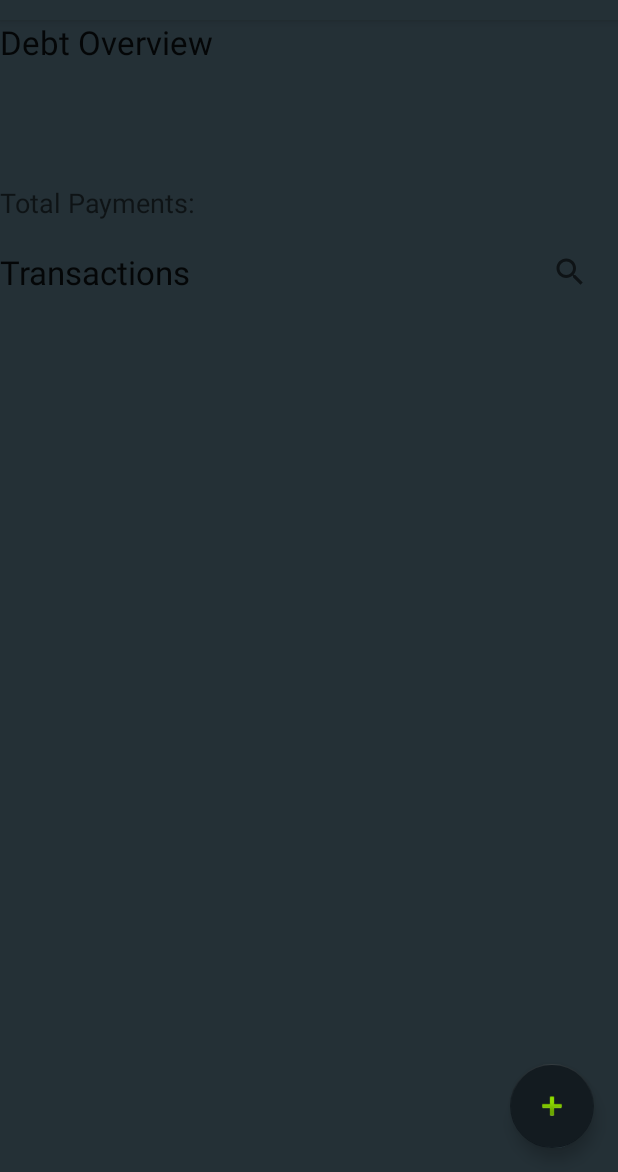
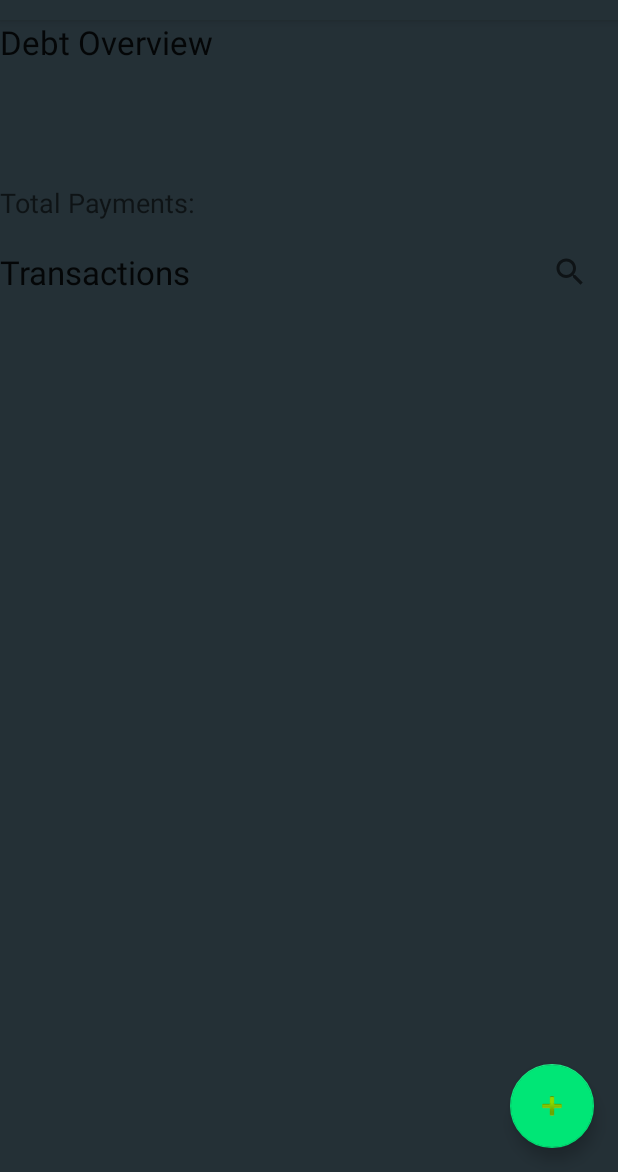
Before and after one commit to BenjaminKowatsch/InteractiveMedia, an Android app: the HomeActivity screen opened directly, with no data from a screen before it, in the side drawer, after a tap on "Transactions", on a phone screen of 412 x 824 dp, the part 64-1236 px from its top. Run offline under Robolectric (Android 15) with nearby library versions, the phone set to English and light mode, and no system bars; our stand-ins replace Volley; libraries missing offline, so code that uses them is left out: com.facebook, com.facebook.login; pictures from the network do not load; Roboto replaces fonts that are not available here; 10 statements that could not run were skipped.

Commit message:
App: FAB styling and transaction_list error handling

```diff
--- a/InteractiveMedia/app/src/main/java/com/media/interactive/cs3/hdm/interactivemedia/activties/HomeActivity.java
+++ b/InteractiveMedia/app/src/main/java/com/media/interactive/cs3/hdm/interactivemedia/activties/HomeActivity.java
@@ -6,7 +6,6 @@ import android.content.BroadcastReceiver;
 import android.content.Context;
 import android.content.Intent;
 import android.content.IntentFilter;
-import android.content.res.ColorStateList;
 import android.os.Bundle;
 import android.support.design.widget.FloatingActionButton;
 import android.support.design.widget.NavigationView;
@@ -60,8 +59,6 @@ public class HomeActivity extends AppCompatActivity
         getSupportActionBar().setTitle("");
 
         fab = (FloatingActionButton) findViewById(R.id.fab);
-        fab.setForegroundTintList(ColorStateList.valueOf(getResources().getColor(android.R.color.white)));
-        fab.setBackgroundTintList(ColorStateList.valueOf(getResources().getColor(R.color.colorPrimaryDark)));
 
         DrawerLayout drawer = (DrawerLayout) findViewById(R.id.drawer_layout);
 
--- a/InteractiveMedia/app/src/main/java/com/media/interactive/cs3/hdm/interactivemedia/fragments/TransactionFragment.java
+++ b/InteractiveMedia/app/src/main/java/com/media/interactive/cs3/hdm/interactivemedia/fragments/TransactionFragment.java
@@ -8,7 +8,6 @@ import android.content.CursorLoader;
 import android.content.Intent;
 import android.content.Loader;
 import android.database.Cursor;
-import android.graphics.Color;
 import android.os.Bundle;
 import android.util.Log;
 import android.view.LayoutInflater;
@@ -23,7 +22,7 @@ import android.widget.ListView;
 import android.widget.SearchView;
 import android.widget.SimpleCursorAdapter;
 import android.widget.Spinner;
-import android.widget.TextView;
+import android.widget.Toast;
 
 import com.media.interactive.cs3.hdm.interactivemedia.R;
 import com.media.interactive.cs3.hdm.interactivemedia.TransactionAdapter;
@@ -33,22 +32,16 @@ import com.media.interactive.cs3.hdm.interactivemedia.contentprovider.DatabasePr
 import com.media.interactive.cs3.hdm.interactivemedia.contentprovider.tables.GroupTable;
 import com.media.interactive.cs3.hdm.interactivemedia.contentprovider.tables.TransactionTable;
 import com.media.interactive.cs3.hdm.interactivemedia.contentprovider.tables.UserTable;
-import com.media.interactive.cs3.hdm.interactivemedia.data.DatabaseProviderHelper;
-import com.media.interactive.cs3.hdm.interactivemedia.data.Group;
 import com.media.interactive.cs3.hdm.interactivemedia.data.Login;
 import com.media.interactive.cs3.hdm.interactivemedia.data.settlement.PaymentAdapter;
 
 import static android.database.DatabaseUtils.dumpCursorToString;
-import org.json.JSONException;
-
-import java.util.List;
-
 import static com.media.interactive.cs3.hdm.interactivemedia.activties.AddTransactionActivity.GROUP_CREATED_AT_ADD_TO;
 import static com.media.interactive.cs3.hdm.interactivemedia.activties.AddTransactionActivity.GROUP_TO_ADD_TO;
 
 
 public class TransactionFragment extends ListFragment implements LoaderManager.LoaderCallbacks<Cursor>, IMyFragment {
-
+    private boolean mainMode = true;
     private static final String TAG = TransactionFragment.class.getSimpleName();
     private Spinner groupSelection;
 
@@ -109,11 +102,14 @@ public class TransactionFragment extends ListFragment implements LoaderManager.L
         contentResolver = getActivity().getContentResolver();
 
         groupAdapter = initializeGroupAdapter();
+        if (groupAdapter.getCursor().getCount() < 1) {
+            mainMode = false;
+        } else {
             groupAdapter.getCursor().moveToFirst();
 
             paymentListAdapter = initPaymentListAdapter();
             initOrRestartLoaderWithGroupId();
-
+        }
     }
 
     private CursorAdapter initPaymentListAdapter() {
@@ -128,9 +124,11 @@ public class TransactionFragment extends ListFragment implements LoaderManager.L
     }
 
     private void refreshPaymentAdapter() {
+        if (mainMode) {
             final Cursor cursor = getPaymentCoursorForCurrentGroup();
             Log.d(TAG, dumpCursorToString(cursor));
             paymentListAdapter.swapCursor(cursor);
+        }
     }
 
     private void initOrRestartLoaderWithGroupId() {
@@ -147,7 +145,6 @@ public class TransactionFragment extends ListFragment implements LoaderManager.L
         initOrRestartLoaderWithGroupId();
         refreshPaymentAdapter();
     }
-
 
 
     private String getCurrentGroupId() {
@@ -187,8 +184,7 @@ public class TransactionFragment extends ListFragment implements LoaderManager.L
         final SearchView searchView = transactionListFragment.findViewById(R.id.transaction_search);
         searchView.setOnQueryTextListener(new SearchView.OnQueryTextListener() {
             @Override
-            public boolean onQueryTextSubmit(String s) {
-                final Bundle bundle = new Bundle();
+            public boolean onQueryTextSubmit(String s) {                final Bundle bundle = new Bundle();
                 bundle.putString(TRANSACTION_NAME_FILTER, s);
                 getLoaderManager().restartLoader(CURSOR_LOADER_TRANSACTIONS_NAME, bundle, TransactionFragment.this);
                 return true;
@@ -205,7 +201,7 @@ public class TransactionFragment extends ListFragment implements LoaderManager.L
 
         initOrRestartLoaderWithGroupId();
         paymentListView = transactionListFragment.findViewById(R.id.payment_list);
-        if(paymentListView == null) {
+        if (paymentListView == null) {
             Log.e(TAG, "PaymentList is null");
         } else {
             paymentListView.setAdapter(paymentListAdapter);
@@ -256,12 +252,17 @@ public class TransactionFragment extends ListFragment implements LoaderManager.L
         final String selection = GroupTable.TABLE_NAME + "." + GroupTable.COLUMN_GROUP_ID + " = ? AND ("
                 + TransactionTable.TABLE_NAME + "." + TransactionTable.COLUMN_INFO_NAME + " like ? OR "
                 + TransactionTable.TABLE_NAME + "." + TransactionTable.COLUMN_INFO_CREATED_AT + " like ? )";
-        final String[] selectionArgs = {getCurrentGroupId(), search, search};
+        String[] selectionArgs;
+        if (mainMode) {
+            selectionArgs = new String[]{getCurrentGroupId(), search, search};
+        } else {
+            selectionArgs = new String[]{"", search, search};
+        }
             return new CursorLoader(getActivity(), DatabaseProvider.CONTENT_GROUP_USER_TRANSACTION_JOIN_URI, projection, selection, selectionArgs, sortOrder);
         }
 
         @Override
-    public void onLoadFinished(Loader<Cursor> loader, Cursor data) {
+        public void onLoadFinished (Loader < Cursor > loader, Cursor data){
             data.moveToFirst();
             Log.d(TAG, "Data: " + data.getCount());
             if (transactionAdapter == null) {
@@ -273,23 +274,31 @@ public class TransactionFragment extends ListFragment implements LoaderManager.L
         }
 
         @Override
-    public void onLoaderReset(Loader<Cursor> loader) {
+        public void onLoaderReset (Loader < Cursor > loader) {
             transactionAdapter.swapCursor(null);
         }
 
 
         @Override
-    public View.OnClickListener getOnFabClickListener() {
+        public View.OnClickListener getOnFabClickListener () {
             return new View.OnClickListener() {
                 @Override
                 public void onClick(View view) {
                     Log.d(TAG, "Hello from " + TAG);
+                    if (isMainMode()) {
                         final Intent intent = new Intent(view.getContext(), AddTransactionActivity.class);
                         intent.addFlags(Intent.FLAG_ACTIVITY_CLEAR_TOP | Intent.FLAG_ACTIVITY_NEW_TASK);
                         intent.putExtra(GROUP_TO_ADD_TO, getCurrentGroupId());
                         intent.putExtra(GROUP_CREATED_AT_ADD_TO, getCurrentGroupCreatedAt());
                         startActivity(intent);
+                    } else {
+                        Toast.makeText(getContext(), "Create a group before adding transactions", Toast.LENGTH_LONG).show();
+                    }
                 }
             };
         }
+
+        public boolean isMainMode() {
+            return mainMode;
         }
+    }
--- a/InteractiveMedia/app/src/main/res/layout/fragment_transaction_list.xml
+++ b/InteractiveMedia/app/src/main/res/layout/fragment_transaction_list.xml
@@ -1,10 +1,16 @@
 <?xml version="1.0" encoding="utf-8"?>
-<LinearLayout xmlns:android="http://schemas.android.com/apk/res/android"
+<RelativeLayout xmlns:android="http://schemas.android.com/apk/res/android"
     xmlns:tools="http://schemas.android.com/tools"
+    tools:context="com.media.interactive.cs3.hdm.interactivemedia.fragments.TransactionFragment"
+    android:layout_width="match_parent"
+    android:layout_height="match_parent">
+
+    <LinearLayout
+        android:id="@+id/main_view"
+        android:layout_alignParentStart="true"
         android:layout_width="match_parent"
         android:layout_height="match_parent"
-    android:orientation="vertical"
-    tools:context="com.media.interactive.cs3.hdm.interactivemedia.fragments.TransactionFragment">
+        android:orientation="vertical">
 
         <RelativeLayout
             android:layout_width="match_parent"
@@ -53,18 +59,18 @@
                     android:layout_width="wrap_content"
                     android:layout_height="wrap_content"
                     android:layout_alignParentStart="true"
+                    android:layout_centerVertical="true"
                     android:text="Transactions"
-                android:layout_centerVertical="true"
                     android:textAppearance="@android:style/TextAppearance.Material.Large" />
 
                 <SearchView
                     android:id="@+id/transaction_search"
                     android:layout_width="wrap_content"
                     android:layout_height="wrap_content"
-                android:maxWidth="250dp"
                     android:layout_alignParentEnd="true"
                     android:layout_centerVertical="true"
-                android:layout_marginEnd="8dp"/>
+                    android:layout_marginEnd="8dp"
+                    android:maxWidth="250dp" />
 
             </RelativeLayout>
 
@@ -77,5 +83,14 @@
 
         </RelativeLayout>
 
+    </LinearLayout>
 
-</LinearLayout>
+    <TextView
+        android:id="@+id/no_group_view"
+        android:layout_width="match_parent"
+        android:layout_height="match_parent"
+        android:padding="15dp"
+        android:text="You have to create a group before you can add transactions"
+        android:visibility="invisible"
+        android:textAppearance="@style/TextAppearance.AppCompat.Large" />
+</RelativeLayout>
```
Lines whose indentation alone changed are shown as unchanged.
